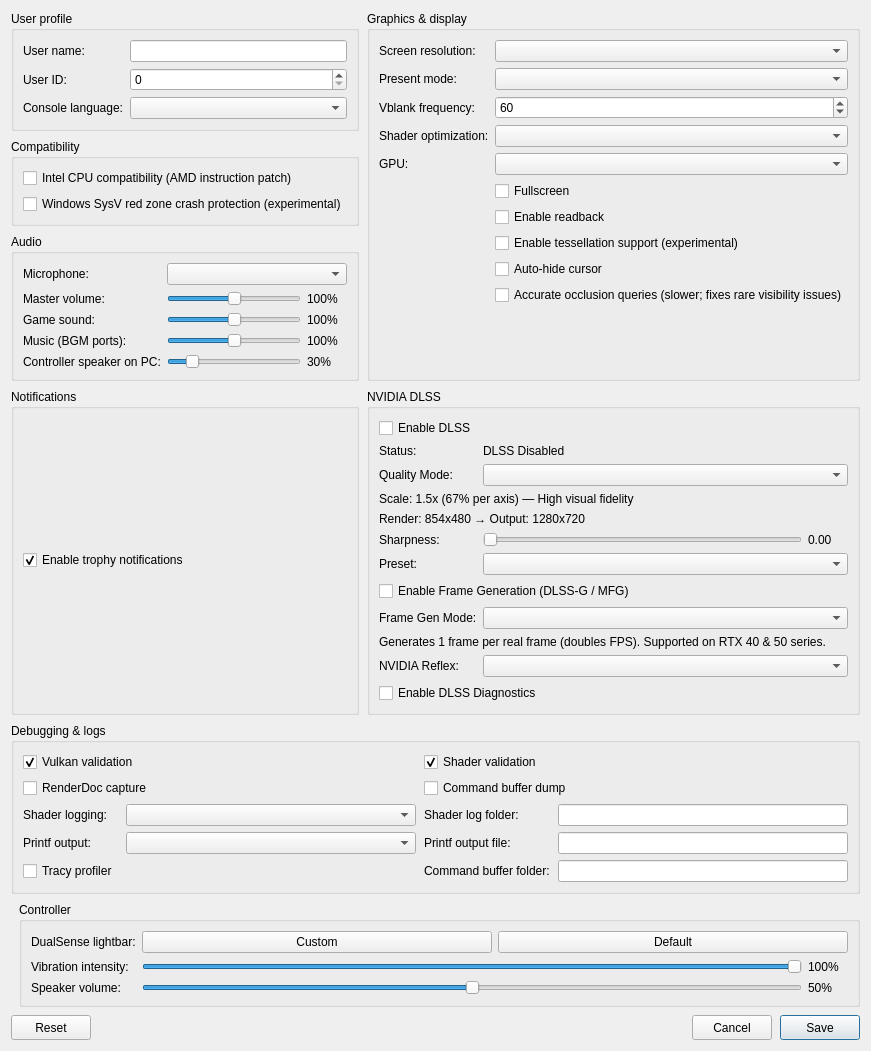
iska0702/DLSSKytyPS5, file src/launcher/forms/configuration_edit_dialog.ui: the form before one commit.
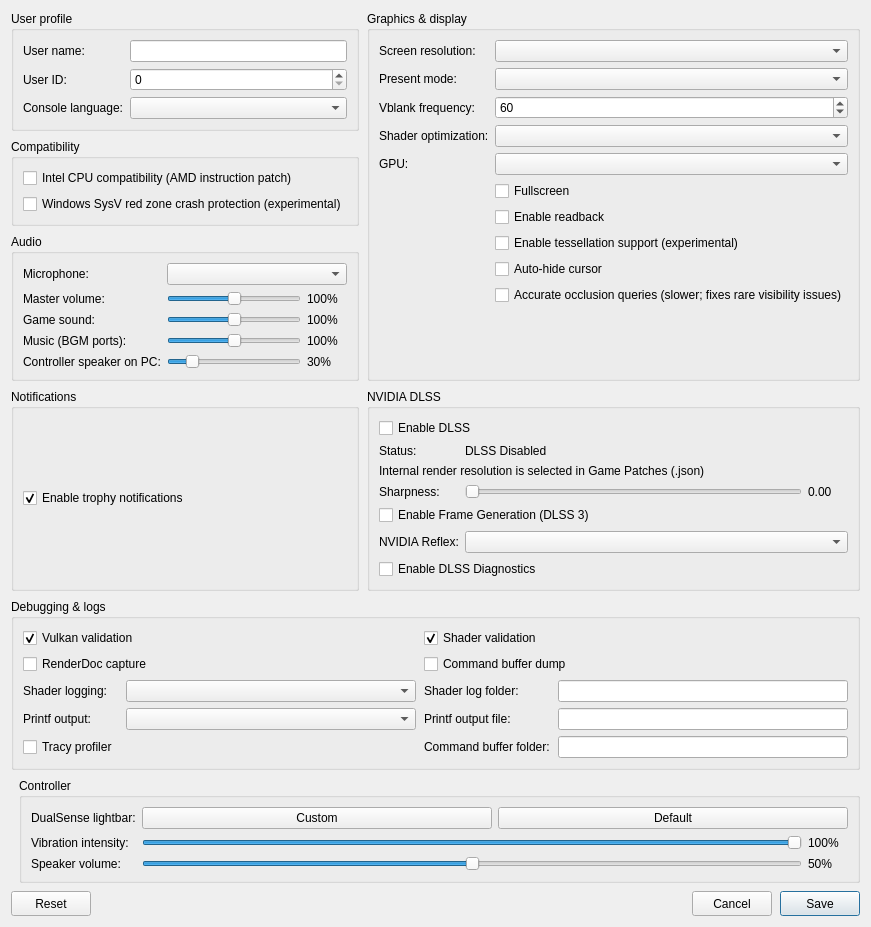
The form after the commit. Custom widgets are drawn as their Qt base class.

Commit message: fix(dlss): fix NGX 0xbad00005 by aligning render resolution to even dimensions and simplify DLSS GUI (experimental FG)

The edit to the form file:
```diff
--- a/src/launcher/forms/configuration_edit_dialog.ui
+++ b/src/launcher/forms/configuration_edit_dialog.ui
@@ -336,48 +336,24 @@
           </property>
          </widget>
         </item>
-        <item row="2" column="0">
-         <widget class="QLabel" name="label_dlss_mode">
-          <property name="text">
-           <string>Quality Mode:</string>
-          </property>
-         </widget>
-        </item>
-        <item row="2" column="1">
-         <widget class="QComboBox" name="comboBox_dlss_mode">
-          <property name="toolTip">
-           <string>DLSS Super Resolution quality mode</string>
-          </property>
-         </widget>
-        </item>
-        <item row="3" column="0" colspan="2">
-         <widget class="QLabel" name="label_dlss_mode_desc">
-          <property name="text">
-           <string>Scale: 1.5x (67% per axis) — High visual fidelity</string>
-          </property>
-          <property name="wordWrap">
-           <bool>true</bool>
-          </property>
-         </widget>
-        </item>
-        <item row="4" column="0" colspan="2">
+        <item row="2" column="0" colspan="2">
          <widget class="QLabel" name="label_dlss_render_res">
           <property name="text">
-           <string>Render: 854x480 → Output: 1280x720</string>
+           <string>Internal render resolution is selected in Game Patches (.json)</string>
           </property>
           <property name="wordWrap">
            <bool>true</bool>
           </property>
          </widget>
         </item>
-        <item row="5" column="0">
+        <item row="3" column="0">
          <widget class="QLabel" name="label_dlss_sharpness">
           <property name="text">
            <string>Sharpness:</string>
           </property>
          </widget>
         </item>
-        <item row="5" column="1">
+        <item row="3" column="1">
          <layout class="QHBoxLayout" name="dlss_sharpness_layout">
           <item>
            <widget class="QSlider" name="slider_dlss_sharpness">
@@ -407,69 +383,31 @@
           </item>
          </layout>
         </item>
-        <item row="6" column="0">
-         <widget class="QLabel" name="label_dlss_preset">
-          <property name="text">
-           <string>Preset:</string>
-          </property>
-         </widget>
-        </item>
-        <item row="6" column="1">
-         <widget class="QComboBox" name="comboBox_dlss_preset">
-          <property name="toolTip">
-           <string>NVIDIA DLSS neural network model preset</string>
-          </property>
-         </widget>
-        </item>
-        <item row="7" column="0" colspan="2">
+        <item row="4" column="0" colspan="2">
          <widget class="QCheckBox" name="checkBox_dlss_fg_enable">
           <property name="toolTip">
            <string>Generate intermediate frames directly on GPU Tensor Cores to multiply frame rate (DLSS 3 Frame Gen / DLSS 4 Multi-Frame Gen)</string>
           </property>
           <property name="text">
-           <string>Enable Frame Generation (DLSS-G / MFG)</string>
+            <string>Enable Frame Generation (DLSS 3)</string>
           </property>
          </widget>
         </item>
-        <item row="8" column="0">
-         <widget class="QLabel" name="label_dlss_fg_mode">
-          <property name="text">
-           <string>Frame Gen Mode:</string>
-          </property>
-         </widget>
-        </item>
-        <item row="8" column="1">
-         <widget class="QComboBox" name="comboBox_dlss_fg_mode">
-          <property name="toolTip">
-           <string>Select Frame Generation multiplier (2x for RTX 40/50, 3x / 4x / Dynamic for RTX 50 Blackwell)</string>
-          </property>
-         </widget>
-        </item>
-        <item row="9" column="0" colspan="2">
-         <widget class="QLabel" name="label_dlss_fg_desc">
-          <property name="text">
-           <string>Generates 1 frame per real frame (doubles FPS). Supported on RTX 40 &amp; 50 series.</string>
-          </property>
-          <property name="wordWrap">
-           <bool>true</bool>
-          </property>
-         </widget>
-        </item>
-        <item row="10" column="0">
+         <item row="5" column="0">
          <widget class="QLabel" name="label_reflex_mode">
           <property name="text">
            <string>NVIDIA Reflex:</string>
           </property>
          </widget>
         </item>
-        <item row="10" column="1">
+         <item row="5" column="1">
          <widget class="QComboBox" name="comboBox_reflex_mode">
           <property name="toolTip">
            <string>Reduces system latency and optimizes frame delivery. Automatically engaged when Frame Generation is active.</string>
           </property>
          </widget>
         </item>
-        <item row="11" column="0" colspan="2">
+         <item row="6" column="0" colspan="2">
          <widget class="QCheckBox" name="checkBox_dlss_diagnostics">
           <property name="toolTip">
            <string>Enable verbose DLSS &amp; Streamline log messages</string>
```
Left out of the diff: 2 changed lines with no effect on the pictures. Lines whose indentation alone changed are shown as unchanged. The commit also changes 6 other files.
